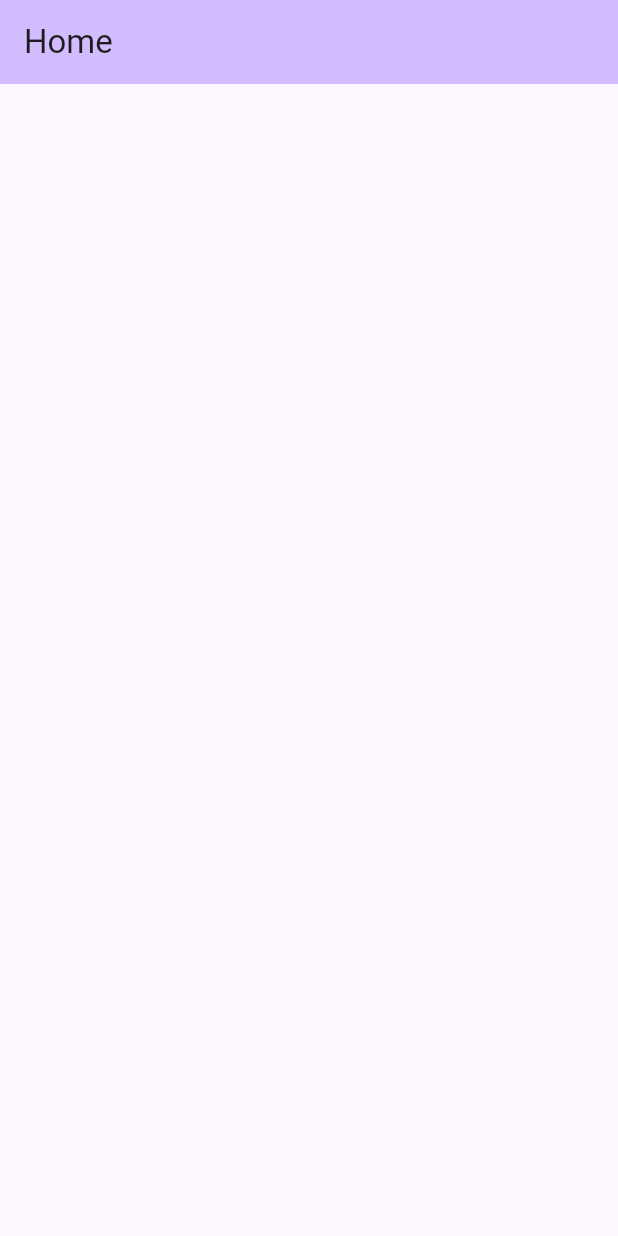
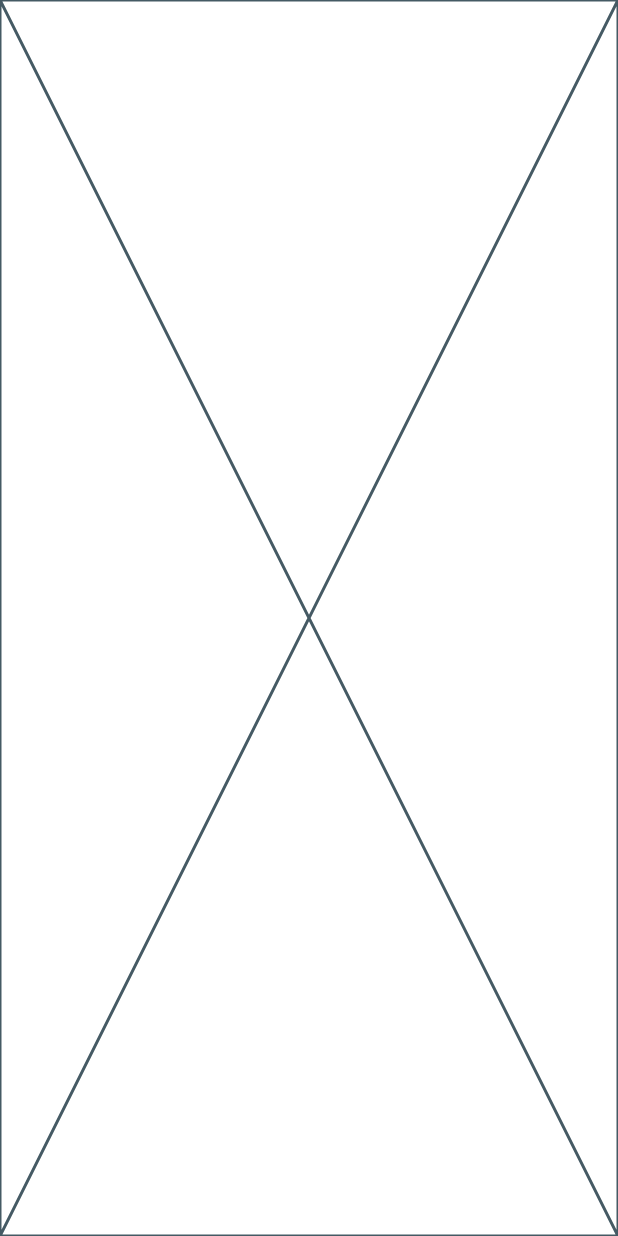
Before and after one commit to EhsanTgv/fancy_scrolls, a Flutter app: the screen it shows after launch, on a phone screen of 412 x 824 dp. Run offline on Flutter 3.47's test engine with Material 3 defaults, Android fonts, the light colour scheme and no system bars.

Commit message:
Implement Route generator

```diff
--- a/lib/main.dart
+++ b/lib/main.dart
@@ -1,3 +1,4 @@
+import 'package:fancy_scrolls/presentation/routes/generated_routes.dart';
 import 'package:flutter/material.dart';
 
 void main() {
@@ -16,26 +17,7 @@
         colorScheme: ColorScheme.fromSeed(seedColor: Colors.deepPurple),
         useMaterial3: true,
       ),
-      home: const MyHomePage(),
+      onGenerateRoute: RouteGenerator().generateRoute,
     );
   }
 }
-
-class MyHomePage extends StatefulWidget {
-  const MyHomePage({super.key});
-
-  @override
-  State<MyHomePage> createState() => _MyHomePageState();
-}
-
-class _MyHomePageState extends State<MyHomePage> {
-  @override
-  Widget build(BuildContext context) {
-    return Scaffold(
-      appBar: AppBar(
-        backgroundColor: Theme.of(context).colorScheme.inversePrimary,
-        title: const Text("Home"),
-      ),
-    );
-  }
-}
--- /dev/null
+++ b/lib/presentation/routes/generated_routes.dart
@@ -0,0 +1,28 @@
+import 'package:fancy_scrolls/presentation/screens/home_page/ui/home_page.dart';
+import 'package:flutter/material.dart';
+
+class RouteGenerator {
+  Route<dynamic> generateRoute(RouteSettings settings) {
+    final args = settings.arguments;
+    switch (settings.name) {
+      case '/':
+        return MaterialPageRoute(
+            builder: (_) => const HomePage(title: 'Elastic Sliver'));
+      default:
+        return _errorRoute();
+    }
+  }
+
+  static Route<dynamic> _errorRoute() {
+    return MaterialPageRoute(builder: (_) {
+      return Scaffold(
+        appBar: AppBar(
+          title: const Text('Error'),
+        ),
+        body: const Center(
+          child: Text('Error'),
+        ),
+      );
+    });
+  }
+}
--- /dev/null
+++ b/lib/presentation/screens/home_page/ui/home_page.dart
@@ -0,0 +1,15 @@
+import 'package:flutter/material.dart';
+
+class HomePage extends StatelessWidget {
+  const HomePage({
+    super.key,
+    required this.title,
+  });
+
+  final String title;
+
+  @override
+  Widget build(BuildContext context) {
+    return const Placeholder();
+  }
+}
```
